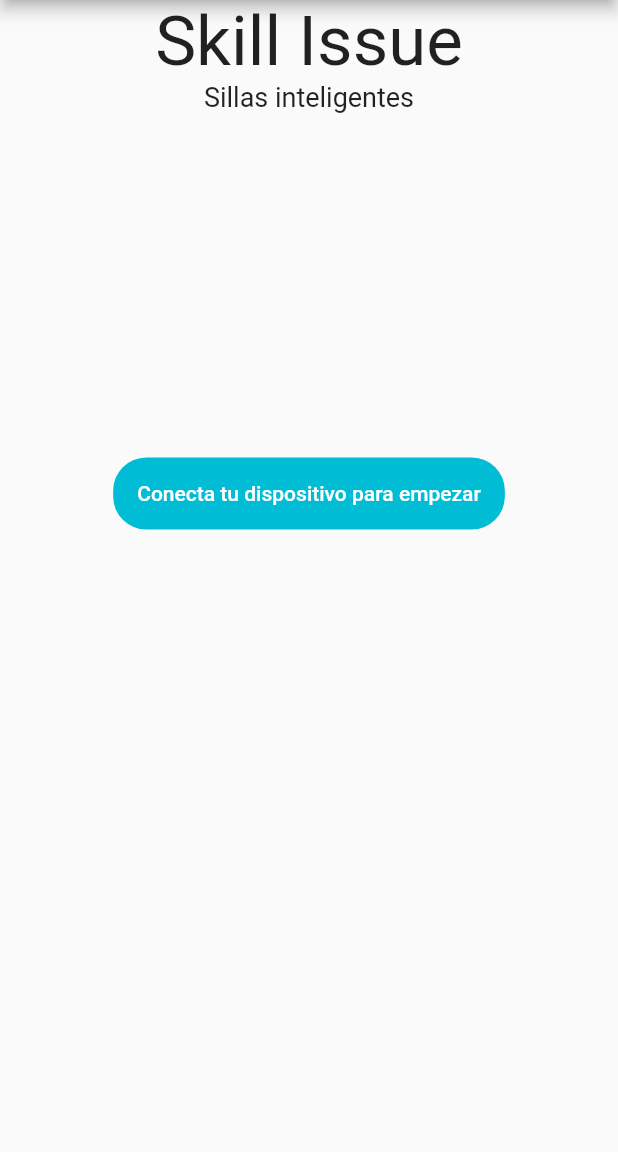
After one commit to josepvazquezp/smart_sitting_app, a Flutter app: the screen it shows after launch, on a phone screen of 412 x 824 dp, the part 84-1236 px from its top. The commit adds this screen. Run offline on Flutter 3.47's test engine with Material 2 defaults, Android fonts, the light colour scheme and no system bars.

Commit message:
Inicio y Stats basicos

```diff
--- /dev/null
+++ b/proyect_app/lib/init_page.dart
@@ -0,0 +1,56 @@
+import 'package:flutter/material.dart';
+import 'package:proyect_app/home_page.dart';
+
+class InitPage extends StatefulWidget {
+  const InitPage({super.key});
+
+  @override
+  State<InitPage> createState() => _InitPageState();
+}
+
+class _InitPageState extends State<InitPage> {
+  @override
+  Widget build(BuildContext context) {
+    return Scaffold(
+        appBar: AppBar(
+          title: Text('Smart sitting app'),
+        ),
+        body: Center(
+            child: Column(
+          children: [
+            Text(
+              'Skill Issue',
+              style: TextStyle(
+                fontSize: 46,
+              ),
+            ),
+            Text(
+              'Sillas inteligentes',
+              style: TextStyle(
+                fontSize: 18,
+              ),
+            ),
+            SizedBox(
+              height: 230,
+            ),
+            Material(
+              shape: RoundedRectangleBorder(
+                  borderRadius: BorderRadius.circular(22)),
+              color: Colors.cyan,
+              child: MaterialButton(
+                onPressed: () {
+                  Navigator.of(context).push(
+                      MaterialPageRoute(builder: (context) => HomePage()));
+                },
+                child: Text(
+                  'Conecta tu dispositivo para empezar',
+                  style: TextStyle(
+                    color: Colors.white,
+                  ),
+                ),
+              ),
+            ),
+          ],
+        )));
+  }
+}
--- a/proyect_app/lib/main.dart
+++ b/proyect_app/lib/main.dart
@@ -1,5 +1,6 @@
 import 'package:flutter/material.dart';
 import 'package:proyect_app/home_page.dart';
+import 'package:proyect_app/init_page.dart';
 
 void main() => runApp(MyApp());
 
@@ -13,7 +14,7 @@ class MyApp extends StatelessWidget {
         colorScheme:
             ColorScheme.fromSeed(seedColor: Color.fromARGB(255, 48, 48, 48)),
       ),
-      home: HomePage(),
+      home: InitPage(),
     );
   }
 }
```
Also changed, not shown: proyect_app/pubspec.lock, 1 other file.
